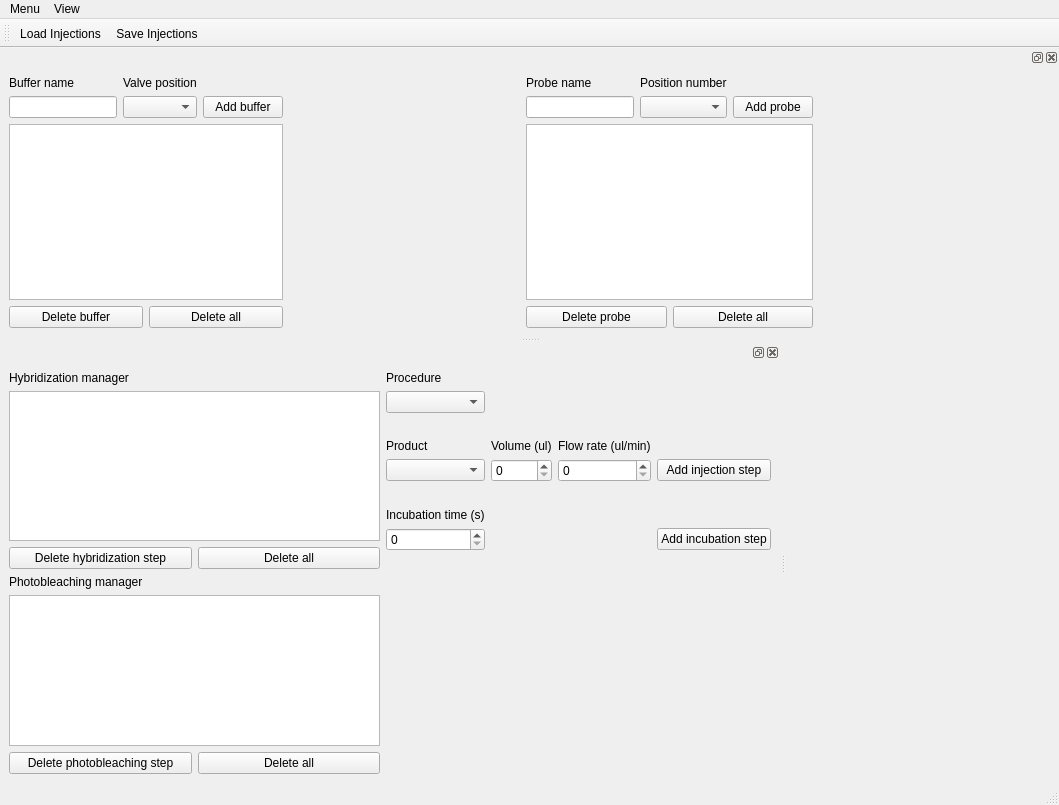
First picture: the form in src/qudi/gui/injections_setup/ui_injection_setup.ui, repository NollmannLab/qudi-core-HiM, before the edit.
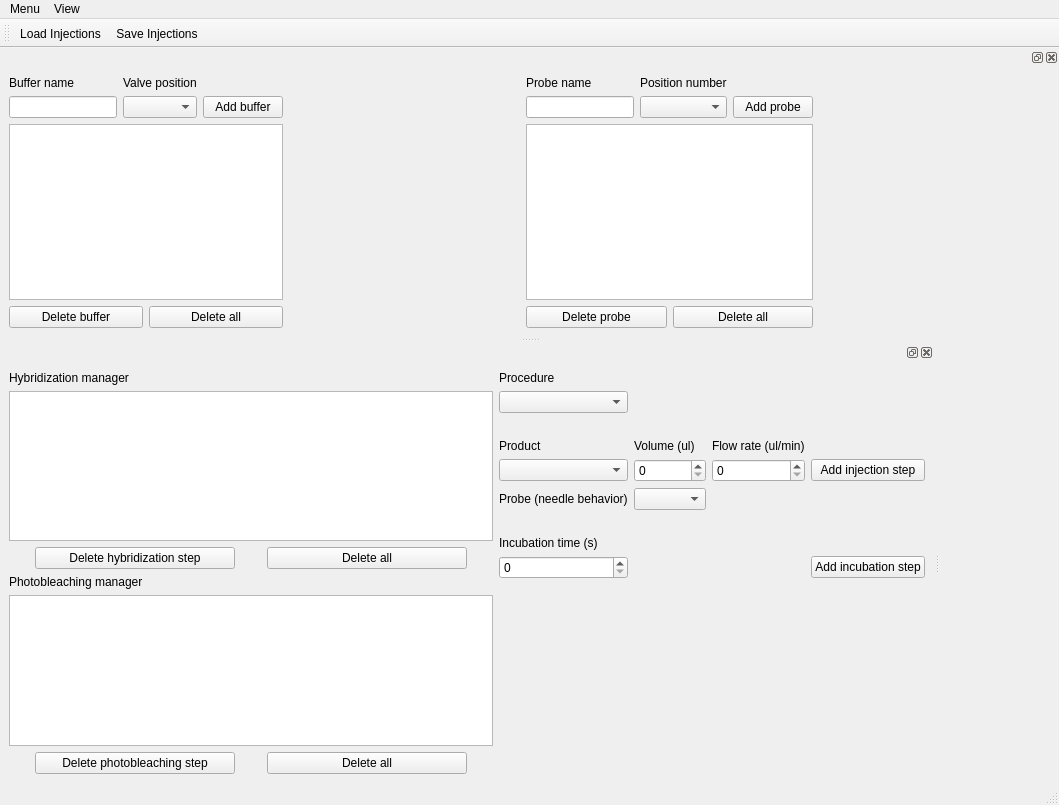
Second picture: the form after the edit.

Commit message: Add combobox to handle needle movement

```diff
--- a/src/qudi/gui/injections_setup/ui_injection_setup.ui
+++ b/src/qudi/gui/injections_setup/ui_injection_setup.ui
@@ -205,7 +205,7 @@
   <widget class="QDockWidget" name="injection_DockWidget">
    <property name="minimumSize">
     <size>
-     <width>780</width>
+     <width>934</width>
      <height>440</height>
     </size>
    </property>
@@ -308,25 +308,22 @@
      </item>
      <item>
       <layout class="QGridLayout" name="gridLayout">
-       <item row="6" column="0">
-        <widget class="QLabel" name="label_7">
-         <property name="text">
-          <string>Incubation time (s)</string>
-         </property>
-        </widget>
-       </item>
-       <item row="3" column="2">
-        <widget class="QLabel" name="label_5">
-         <property name="text">
-          <string>Flow rate (ul/min)</string>
+       <item row="4" column="2">
+        <widget class="QSpinBox" name="flowrate_SpinBox">
+         <property name="maximum">
+          <number>1000</number>
          </property>
         </widget>
        </item>
        <item row="1" column="0">
         <widget class="QComboBox" name="procedure_ComboBox"/>
        </item>
-       <item row="4" column="0">
-        <widget class="QComboBox" name="product_ComboBox"/>
+       <item row="3" column="1">
+        <widget class="QLabel" name="label_4">
+         <property name="text">
+          <string>Volume (ul)</string>
+         </property>
+        </widget>
        </item>
        <item row="0" column="0">
         <widget class="QLabel" name="label_6">
@@ -335,6 +332,35 @@
          </property>
         </widget>
        </item>
+       <item row="10" column="0">
+        <spacer name="verticalSpacer">
+         <property name="orientation">
+          <enum>Qt::Vertical</enum>
+         </property>
+         <property name="sizeHint" stdset="0">
+          <size>
+           <width>20</width>
+           <height>40</height>
+          </size>
+         </property>
+        </spacer>
+       </item>
+       <item row="6" column="0">
+        <spacer name="verticalSpacer_2">
+         <property name="orientation">
+          <enum>Qt::Vertical</enum>
+         </property>
+         <property name="sizeType">
+          <enum>QSizePolicy::Preferred</enum>
+         </property>
+         <property name="sizeHint" stdset="0">
+          <size>
+           <width>20</width>
+           <height>20</height>
+          </size>
+         </property>
+        </spacer>
+       </item>
        <item row="4" column="3">
         <widget class="QPushButton" name="add_injection_PushButton">
          <property name="text">
@@ -342,33 +368,60 @@
          </property>
         </widget>
        </item>
-       <item row="7" column="3">
+       <item row="2" column="0">
+        <spacer name="verticalSpacer_3">
+         <property name="orientation">
+          <enum>Qt::Vertical</enum>
+         </property>
+         <property name="sizeType">
+          <enum>QSizePolicy::Preferred</enum>
+         </property>
+         <property name="sizeHint" stdset="0">
+          <size>
+           <width>20</width>
+           <height>20</height>
+          </size>
+         </property>
+        </spacer>
+       </item>
+       <item row="7" column="0">
+        <widget class="QLabel" name="label_7">
+         <property name="text">
+          <string>Incubation time (s)</string>
+         </property>
+        </widget>
+       </item>
+       <item row="4" column="1">
+        <widget class="QSpinBox" name="volume_SpinBox">
+         <property name="maximum">
+          <number>10000</number>
+         </property>
+        </widget>
+       </item>
+       <item row="8" column="3">
         <widget class="QPushButton" name="add_time_PushButton">
          <property name="text">
           <string>Add incubation step</string>
          </property>
         </widget>
        </item>
-       <item row="7" column="0">
+       <item row="3" column="2">
+        <widget class="QLabel" name="label_5">
+         <property name="text">
+          <string>Flow rate (ul/min)</string>
+         </property>
+        </widget>
+       </item>
+       <item row="4" column="0">
+        <widget class="QComboBox" name="product_ComboBox"/>
+       </item>
+       <item row="8" column="0">
         <widget class="QSpinBox" name="incubation_time_SpinBox">
          <property name="maximum">
           <number>10000</number>
          </property>
         </widget>
        </item>
-       <item row="9" column="0">
-        <spacer name="verticalSpacer">
-         <property name="orientation">
-          <enum>Qt::Vertical</enum>
-         </property>
-         <property name="sizeHint" stdset="0">
-          <size>
-           <width>20</width>
-           <height>40</height>
-          </size>
-         </property>
-        </spacer>
-       </item>
        <item row="3" column="0">
         <widget class="QLabel" name="label_3">
          <property name="text">
@@ -377,57 +430,14 @@
         </widget>
        </item>
        <item row="5" column="0">
-        <spacer name="verticalSpacer_2">
-         <property name="orientation">
-          <enum>Qt::Vertical</enum>
-         </property>
-         <property name="sizeType">
-          <enum>QSizePolicy::Preferred</enum>
-         </property>
-         <property name="sizeHint" stdset="0">
-          <size>
-           <width>20</width>
-           <height>20</height>
-          </size>
-         </property>
-        </spacer>
-       </item>
-       <item row="3" column="1">
-        <widget class="QLabel" name="label_4">
+        <widget class="QLabel" name="needle_handling_Label">
          <property name="text">
-          <string>Volume (ul)</string>
+          <string>Probe (needle behavior)</string>
          </property>
         </widget>
        </item>
-       <item row="2" column="0">
-        <spacer name="verticalSpacer_3">
-         <property name="orientation">
-          <enum>Qt::Vertical</enum>
-         </property>
-         <property name="sizeType">
-          <enum>QSizePolicy::Preferred</enum>
-         </property>
-         <property name="sizeHint" stdset="0">
-          <size>
-           <width>20</width>
-           <height>20</height>
-          </size>
-         </property>
-        </spacer>
-       </item>
-       <item row="4" column="1">
-        <widget class="QSpinBox" name="volume_SpinBox">
-         <property name="maximum">
-          <number>10000</number>
-         </property>
-        </widget>
-       </item>
-       <item row="4" column="2">
-        <widget class="QSpinBox" name="flowrate_SpinBox">
-         <property name="maximum">
-          <number>1000</number>
-         </property>
-        </widget>
+       <item row="5" column="1">
+        <widget class="QComboBox" name="probe_handling_comboBox"/>
        </item>
       </layout>
      </item>
```
